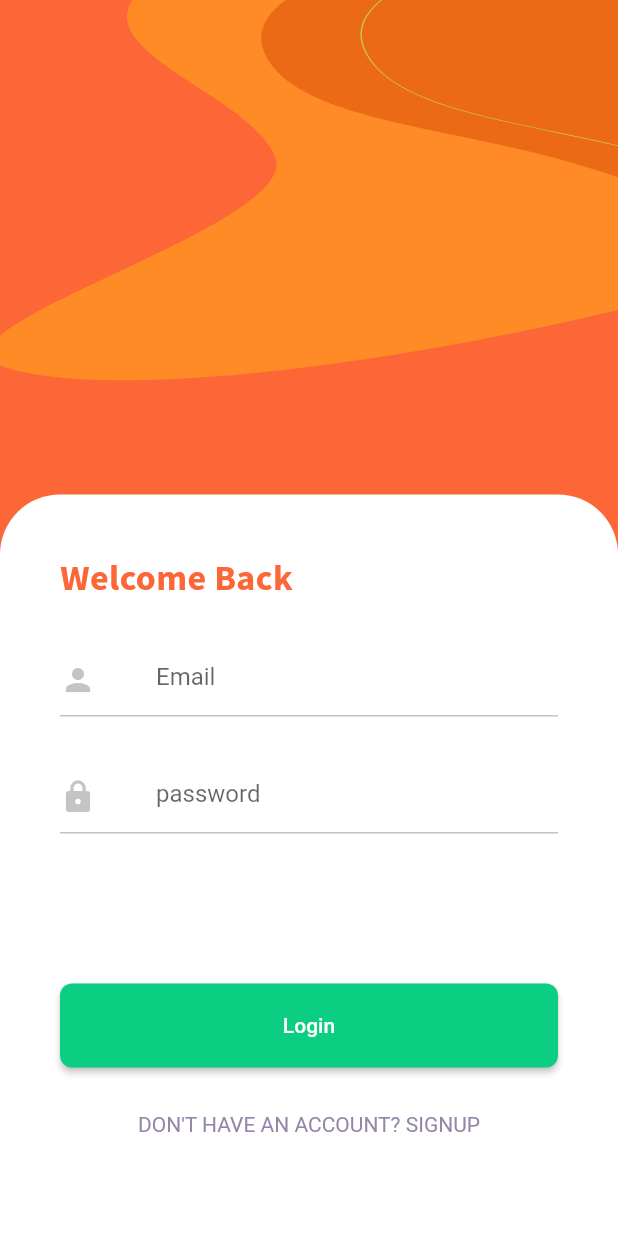
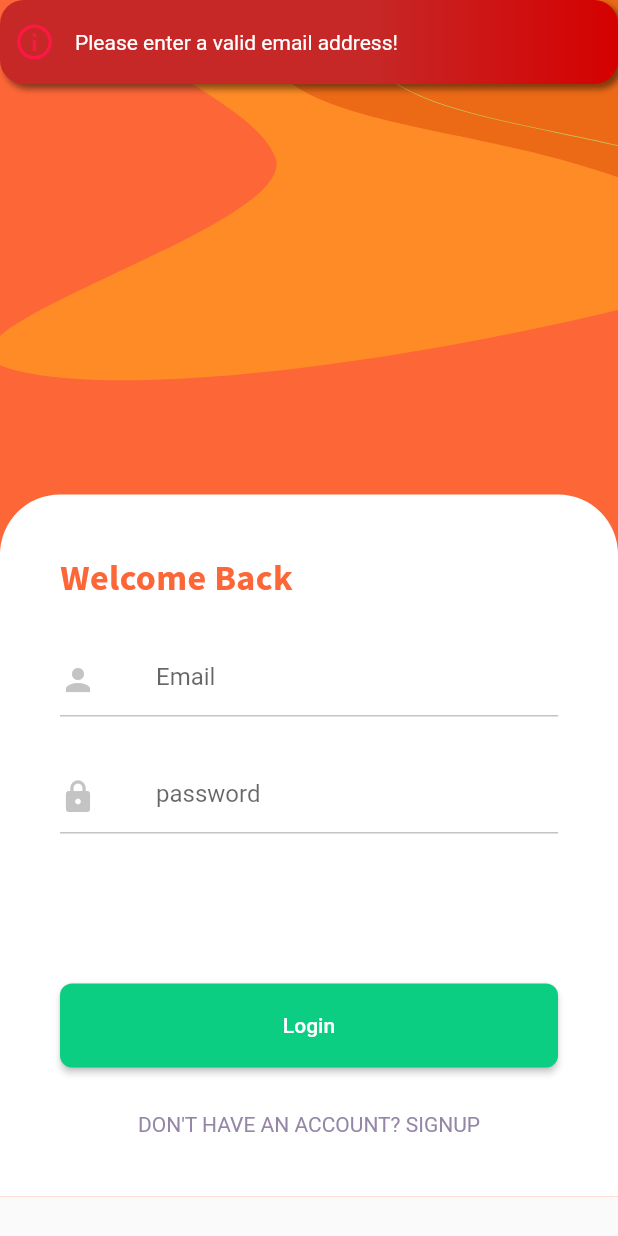
Before and after one commit to SamraBisrat/bet-yaferaw, a Flutter app: the Login screen opened directly, after a tap on "Login", on a phone screen of 412 x 824 dp. Run offline on Flutter 3.47's test engine with Material 2 defaults, Android fonts, the phone set to English and light mode, and no system bars; drawn by our look-alikes of another_flushbar; our stand-ins replace equatable, flutter_bloc, flutter_svg, fluttertoast, image_cropper, image_picker and 2 more; missing offline and left inert: textfield_tags; accounts and stored records are empty.

Commit message:
validations and search result page

```diff
--- a/lib/Components/LoginComponent/login.dart
+++ b/lib/Components/LoginComponent/login.dart
@@ -3,11 +3,11 @@ import 'package:bet_yaferaw/Components/LoginComponent/bloc/login_bloc.dart';
 import 'package:bet_yaferaw/Components/LoginComponent/bloc/login_event.dart';
 import 'package:bet_yaferaw/Components/LoginComponent/bloc/login_state.dart';
 import 'package:bet_yaferaw/Components/SignupComponent/signup.dart';
-import 'package:bet_yaferaw/Provider/MasterProvider.dart';
+// import 'package:bet_yaferaw/Provider/MasterProvider.dart';
 import 'package:bet_yaferaw/Repositories/login_repo.dart';
 import 'package:bet_yaferaw/ReusableComponents/snack_bar.dart';
-import 'package:bet_yaferaw/Service/http_calls.dart';
-import 'package:bet_yaferaw/Service/shared_pref.dart';
+// import 'package:bet_yaferaw/Service/http_calls.dart';
+// import 'package:bet_yaferaw/Service/shared_pref.dart';
 import 'package:bet_yaferaw/theme/app_theme.dart';
 import 'package:flutter/cupertino.dart';
 import 'package:flutter/material.dart';
@@ -53,11 +53,11 @@ class _LoginState extends State<Login> {
     double width = MediaQuery.of(context).size.width;
     double height = MediaQuery.of(context).size.height;
     return Scaffold(
-        body: Container(
+        body: SingleChildScrollView(
+      child: Container(
         color: AppTheme.primaryColor,
         width: width,
-            height: height,
-            child: SingleChildScrollView(
+        // height: height,
         child: Column(
           children: [
             Container(
@@ -72,7 +72,6 @@ class _LoginState extends State<Login> {
             Container(
               padding: const EdgeInsets.all(40),
               width: width,
-                    height: height * 0.7,
               decoration: BoxDecoration(
                   color: Colors.white,
                   borderRadius: BorderRadius.only(
@@ -90,6 +89,7 @@ class _LoginState extends State<Login> {
                   SizedBox(height: 30.0),
                   TextField(
                     controller: emailController,
+                    keyboardType: TextInputType.emailAddress,
                     decoration: InputDecoration(
                         hintText: 'Email',
                         prefixIcon: Padding(
@@ -100,8 +100,7 @@ class _LoginState extends State<Login> {
                           ),
                         ),
                         enabledBorder: UnderlineInputBorder(
-                                  borderSide:
-                                      BorderSide(color: AppTheme.lightGrey))),
+                            borderSide: BorderSide(color: AppTheme.lightGrey))),
                   ),
                   SizedBox(height: 30.0),
                   TextField(
@@ -117,8 +116,7 @@ class _LoginState extends State<Login> {
                           ),
                         ),
                         enabledBorder: UnderlineInputBorder(
-                                  borderSide:
-                                      BorderSide(color: AppTheme.lightGrey))),
+                            borderSide: BorderSide(color: AppTheme.lightGrey))),
                   ),
                   SizedBox(height: 100),
                   // Consumer<MasterProvider>(
@@ -134,31 +132,44 @@ class _LoginState extends State<Login> {
                             style: TextStyle(color: Colors.white),
                           ),
                           style: ButtonStyle(
-                                    padding:
-                                        MaterialStateProperty.all<EdgeInsets>(
+                              padding: MaterialStateProperty.all<EdgeInsets>(
                                   EdgeInsets.all(20)),
                               alignment: Alignment.center,
-                                    backgroundColor:
-                                        MaterialStateProperty.all<Color>(
+                              backgroundColor: MaterialStateProperty.all<Color>(
                                   AppTheme.buttonSecondary),
                               shape: MaterialStateProperty.all<
                                       RoundedRectangleBorder>(
                                   RoundedRectangleBorder(
-                                            borderRadius:
-                                                BorderRadius.circular(8)))),
+                                      borderRadius: BorderRadius.circular(8)))),
                           onPressed: () {
+                            Pattern pattern =
+                                r'^(([^<>()[\]\\.,;:\s@\"]+(\.[^<>()[\]\\.,;:\s@\"]+)*)|(\".+\"))@((\[[0-9]{1,3}\.[0-9]{1,3}\.[0-9]{1,3}\.[0-9]{1,3}\])|(([a-zA-Z\-0-9]+\.)+[a-zA-Z]{2,}))$';
+
+                            RegExp regex = new RegExp(pattern);
                             print("email ${emailController.text}");
+
+                            if (!regex.hasMatch(emailController.text) ||
+                                emailController.text == '') {
+                              YRSnackBar(
+                                      errorMessage:
+                                          "Please enter a valid email address!")
+                                  .showSnachkBar(context);
+                            } else if (passwordController.text == '') {
+                              YRSnackBar(
+                                      errorMessage:
+                                          "Please enter your password!")
+                                  .showSnachkBar(context);
+                            } else {
                               BlocProvider.of<LoginBloc>(blocContext).add(
                                   LoginButtonPressed(emailController.text,
                                       passwordController.text));
+                            }
                           }),
                   SizedBox(height: 30),
                   GestureDetector(
                     onTap: () {
-                            Navigator.push(
-                                blocContext,
-                                MaterialPageRoute(
-                                    builder: (context) => Signup()));
+                      Navigator.push(blocContext,
+                          MaterialPageRoute(builder: (context) => Signup()));
                     },
                     child: Text(
                       "Don't have an account? Signup".toUpperCase(),
@@ -171,6 +182,7 @@ class _LoginState extends State<Login> {
             ),
           ],
         ),
-            )));
+      ),
+    ));
   }
 }
```
Also changed, not shown: lib/Components/SearchResultComponent/search_result.dart (added, +87 -0 lines), lib/Components/SignupComponent/signup.dart (+34 -1 lines), 1 other file. Lines whose indentation alone changed are shown as unchanged.
